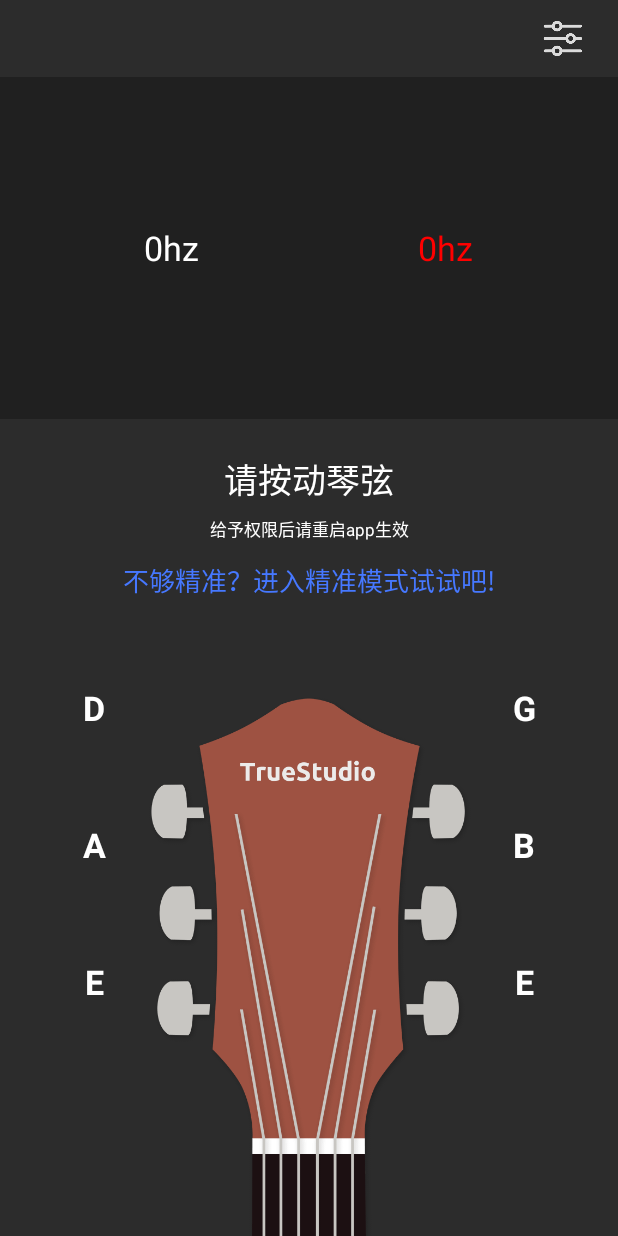
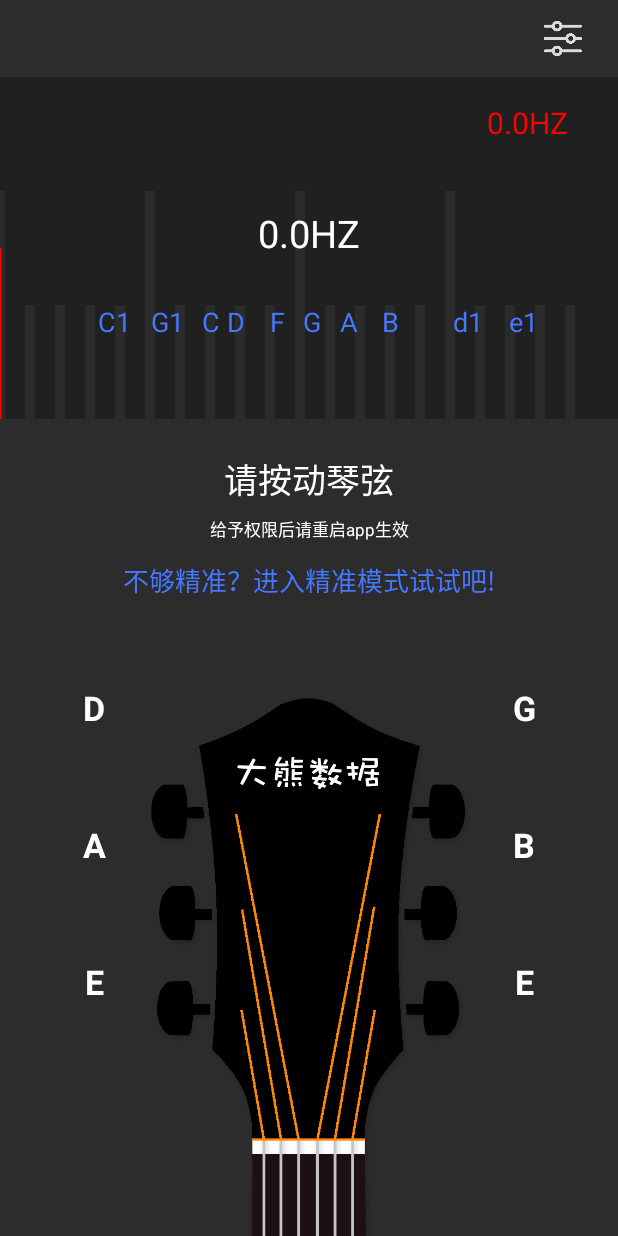
Before and after one commit to zouhuanxin/GuitarMusicApp, an Android app: the MainActivity screen opened directly, with no data from a screen before it, on a phone screen of 412 x 824 dp. Run offline under Robolectric (Android 15) with nearby library versions, the phone set to English and light mode, and no system bars; libraries missing offline, so code that uses them is left out: com.zhx.myrounded; plain views replace RoundedTextView; 19 statements that could not run were skipped.

Commit message:
更新组件

```diff
--- a/app/src/main/java/com/demo/guitarmusicapp/activity/MainActivity.java
+++ b/app/src/main/java/com/demo/guitarmusicapp/activity/MainActivity.java
@@ -21,12 +21,12 @@ import com.demo.guitarmusicapp.R;
 import com.demo.guitarmusicapp.util.NavigationManager;
 import com.demo.guitarmusicapp.util.PermissionUtils;
 import com.demo.guitarmusicapp.view.InstrumentChar;
+import com.demo.guitarmusicapp.view.InstrumentChar2;
 import com.zhx.myrounded.RoundedTextView;
 
 import java.math.BigDecimal;
 import java.util.ArrayList;
 import java.util.List;
-
 
 public class MainActivity extends AppCompatActivity implements View.OnClickListener {
     int frequency = 11025;
@@ -61,8 +61,7 @@ public class MainActivity extends AppCompatActivity implements View.OnClickListe
     public static MainActivity mainActivity = null;
     private LinearLayout mainGroup;
 
-    private List<Float> xAxisValues = new ArrayList<>();
-    private List<Float> yAxisValues = new ArrayList<>();
+    private InstrumentChar2 char2;
 
     // 每个device的初始化参数可能不同
     private void initAudioRecord() {
@@ -110,6 +109,7 @@ public class MainActivity extends AppCompatActivity implements View.OnClickListe
                         resultChar.updateView(new BigDecimal(frequency).setScale(4, BigDecimal.ROUND_HALF_UP).doubleValue());
                         double value = new BigDecimal(frequency).setScale(precision, BigDecimal.ROUND_HALF_UP).doubleValue();
                         result.setText(value + "HZ");
+                        char2.updateView(value);
                         if (checkFrequency(value, new BigDecimal(Eright).setScale(precision, BigDecimal.ROUND_HALF_UP).doubleValue())) {
                             t6.setBackgroundColor(Color.parseColor("#60ffffff"));
                         } else if (checkFrequency(value, new BigDecimal(B).setScale(precision, BigDecimal.ROUND_HALF_UP).doubleValue())) {
@@ -160,6 +160,7 @@ public class MainActivity extends AppCompatActivity implements View.OnClickListe
         resultChar = (InstrumentChar) findViewById(R.id.result_char);
         result2 = (TextView) findViewById(R.id.result2);
         closeAccurateModel = (TextView) findViewById(R.id.close_accurate_model);
+        char2 = (InstrumentChar2) findViewById(R.id.char2);
 
         reset.setOnClickListener(new View.OnClickListener() {
             @Override
@@ -217,31 +218,37 @@ public class MainActivity extends AppCompatActivity implements View.OnClickListe
                 value = String.valueOf(new BigDecimal(D).setScale(precision, BigDecimal.ROUND_HALF_UP).doubleValue());
                 Toast.makeText(MainActivity.this, value + "HZ", Toast.LENGTH_SHORT).show();
                 frequent.setText(value + "HZ");
+                char2.insertValues(Double.parseDouble(value));
                 break;
             case R.id.t2:
                 value = String.valueOf(new BigDecimal(G).setScale(precision, BigDecimal.ROUND_HALF_UP).doubleValue());
                 Toast.makeText(MainActivity.this, value + "HZ", Toast.LENGTH_SHORT).show();
                 frequent.setText(value + "HZ");
+                char2.insertValues(Double.parseDouble(value));
                 break;
             case R.id.t3:
                 value = String.valueOf(new BigDecimal(A).setScale(precision, BigDecimal.ROUND_HALF_UP).doubleValue());
                 Toast.makeText(MainActivity.this, A + "HZ", Toast.LENGTH_SHORT).show();
                 frequent.setText(value + "HZ");
+                char2.insertValues(Double.parseDouble(value));
                 break;
             case R.id.t4:
                 value = String.valueOf(new BigDecimal(B).setScale(precision, BigDecimal.ROUND_HALF_UP).doubleValue());
                 Toast.makeText(MainActivity.this, value + "HZ", Toast.LENGTH_SHORT).show();
                 frequent.setText(value + "HZ");
+                char2.insertValues(Double.parseDouble(value));
                 break;
             case R.id.t5:
                 value = String.valueOf(new BigDecimal(Eleft).setScale(precision, BigDecimal.ROUND_HALF_UP).doubleValue());
                 Toast.makeText(MainActivity.this, value + "HZ", Toast.LENGTH_SHORT).show();
                 frequent.setText(value + "HZ");
+                char2.insertValues(Double.parseDouble(value));
                 break;
             case R.id.t6:
                 value = String.valueOf(new BigDecimal(Eright).setScale(precision, BigDecimal.ROUND_HALF_UP).doubleValue());
                 Toast.makeText(MainActivity.this, value + "HZ", Toast.LENGTH_SHORT).show();
                 frequent.setText(value + "HZ");
+                char2.insertValues(Double.parseDouble(value));
                 break;
         }
     }
--- /dev/null
+++ b/app/src/main/java/com/demo/guitarmusicapp/view/InstrumentChar2.java
@@ -0,0 +1,156 @@
+package com.demo.guitarmusicapp.view;
+
+import android.content.Context;
+import android.graphics.Canvas;
+import android.graphics.Color;
+import android.graphics.Paint;
+import android.util.AttributeSet;
+import android.view.View;
+
+import androidx.annotation.Nullable;
+
+import com.demo.guitarmusicapp.util.ScreenUtil;
+
+import java.math.BigDecimal;
+import java.util.ArrayList;
+import java.util.List;
+
+public class InstrumentChar2 extends View {
+    private Context context;
+    private double value = 0;
+    private double value2 = 0;
+    private List<Scale> scales = new ArrayList<>();
+
+    public InstrumentChar2(Context context) {
+        this(context, null);
+    }
+
+    public InstrumentChar2(Context context, @Nullable AttributeSet attrs) {
+        super(context, attrs);
+        if (this.context == null) {
+            this.context = context;
+        }
+        init();
+    }
+
+    private void init() {
+        scales.add(new Scale("C1", 63.375));
+        //  scales.add(new Scale("E1", 82.372));
+        scales.add(new Scale("G1", 97.931));
+        //scales.add(new Scale("A1", 110.000));
+        scales.add(new Scale("C", 130.750));
+        scales.add(new Scale("D", 146.832));
+        scales.add(new Scale("F", 174.551));
+        scales.add(new Scale("G", 195.997));
+        scales.add(new Scale("A", 219.921));
+        scales.add(new Scale("B", 246.941));
+        scales.add(new Scale("d1", 293.400));
+        scales.add(new Scale("e1", 329.627));
+    }
+
+    public void updateView(double value) {
+        this.value2 = value;
+        invalidate();
+    }
+
+    public void insertValues(double value) {
+        this.value = value;
+        invalidate();
+    }
+
+    @Override
+    protected void onDraw(Canvas canvas) {
+        super.onDraw(canvas);
+        Paint paint = new Paint();
+        paint.setColor(Color.parseColor("#2b2b2b"));
+        paint.setStrokeWidth(10);
+        int intervalW = getWidth() / 20;
+        for (int i = 0; i < 20; i++) {
+            if (i % 5 == 0) {
+                canvas.drawLine(intervalW * i, getHeight(), intervalW * i, (getHeight() / 3), paint);
+            } else {
+                canvas.drawLine(intervalW * i, getHeight(), intervalW * i, (getHeight() / 3 * 2), paint);
+            }
+        }
+        paint.setColor(Color.parseColor("#ff0000"));
+        paint.setStrokeWidth(3);
+        float displacement2 = (float) (getWidth() * div(value2, 400.00, 1));
+        canvas.drawLine(displacement2, getHeight(), displacement2, getHeight() / 2, paint);
+        //写字
+        paint.setColor(Color.parseColor("#ffffff"));
+        paint.setStrokeWidth(3);
+        paint.setTextSize(ScreenUtil.dip2px(context, 25));
+        canvas.drawText(value2 + "HZ", getWidth() / 2 - getTextWidth(paint, value2 + "HZ") / 2, getHeight() / 2, paint);
+        //画各个音阶
+        //C1:63.375 E1:82.3725 G1:97.93175 A1:110.0000 C:130.75 D:146.8324 F:174.5513 G = 195.9977
+        //A:219.9215 B = 246.9417 d1:293.4 e1:329.6276
+        for (int i = 0; i < scales.size(); i++) {
+            paint.setColor(Color.parseColor("#4678ff"));
+            paint.setStrokeWidth(3);
+            paint.setTextSize(ScreenUtil.dip2px(context, 18));
+            float x = (float) (getWidth() * div(scales.get(i).getB(), 400.00, 4));
+            canvas.drawText(scales.get(i).getA(), x, getHeight() / 4 * 3, paint);
+        }
+        //标准值
+        paint.setColor(Color.parseColor("#ff0000"));
+        paint.setStrokeWidth(3);
+        paint.setTextSize(ScreenUtil.dip2px(context, 20));
+        canvas.drawText(value + "HZ", getWidth() - getTextWidth(paint, value + "HZ") - 50, getHeight() / 6, paint);
+    }
+
+    /**
+     * 获取文本的宽度
+     *
+     * @param paint
+     * @param str
+     * @return
+     */
+    public static int getTextWidth(Paint paint, String str) {
+        int iRet = 0;
+        if (str != null && str.length() > 0) {
+            int len = str.length();
+            float[] widths = new float[len];
+            paint.getTextWidths(str, widths);
+            for (int j = 0; j < len; j++) {
+                iRet += (int) Math.ceil(widths[j]);
+            }
+        }
+        return iRet;
+    }
+
+    class Scale {
+        private String a;
+        private Double b;
+
+        public Scale(String a, Double b) {
+            this.a = a;
+            this.b = b;
+        }
+
+        public String getA() {
+            return a;
+        }
+
+        public void setA(String a) {
+            this.a = a;
+        }
+
+        public Double getB() {
+            return b;
+        }
+
+        public void setB(Double b) {
+            this.b = b;
+        }
+    }
+
+    public static double div(double v1, double v2, int scale) {
+        if (scale < 0) {
+            throw new IllegalArgumentException(
+                    "The scale must be a positive integer or zero");
+        }
+        BigDecimal b1 = new BigDecimal(Double.toString(v1));
+        BigDecimal b2 = new BigDecimal(Double.toString(v2));
+        return b1.divide(b2, scale, BigDecimal.ROUND_HALF_UP).doubleValue();
+    }
+}
--- a/app/src/main/res/layout/activity_main.xml
+++ b/app/src/main/res/layout/activity_main.xml
@@ -33,8 +33,15 @@
             android:layout_width="match_parent"
             android:layout_height="@dimen/dp_200">
 
+            <com.demo.guitarmusicapp.view.InstrumentChar2
+                android:id="@+id/char2"
+                android:layout_width="match_parent"
+                android:layout_height="match_parent">
+            </com.demo.guitarmusicapp.view.InstrumentChar2>
+
             <com.zhx.myrounded.RoundedTextView
                 android:id="@+id/result"
+                android:visibility="gone"
                 android:layout_width="wrap_content"
                 android:layout_height="wrap_content"
                 android:layout_gravity="center"
@@ -50,6 +57,7 @@
 
             <com.zhx.myrounded.RoundedTextView
                 android:id="@+id/frequent"
+                android:visibility="gone"
                 android:layout_width="wrap_content"
                 android:layout_height="wrap_content"
                 android:layout_gravity="center"
@@ -60,7 +68,9 @@
                 android:padding="@dimen/dp_30"
                 app:rStrokeColor="#ffffff"
                 app:rStrokeWidth="@dimen/dp_1"
-                android:textSize="@dimen/sp_20"></com.zhx.myrounded.RoundedTextView>
+                android:textSize="@dimen/sp_20">
+            </com.zhx.myrounded.RoundedTextView>
+
         </FrameLayout>
 
         <TextView
@@ -217,7 +227,8 @@
                 android:layout_gravity="center|bottom"
                 android:layout_width="wrap_content"
                 android:layout_height="wrap_content"
-                android:src="@mipmap/icon_guitar_head"></ImageView>
+                android:src="@mipmap/icon_guitar_head2">
+            </ImageView>
         </FrameLayout>
     </LinearLayout>
 
--- a/app/tinker-support.gradle
+++ b/app/tinker-support.gradle
@@ -5,7 +5,7 @@ def bakPath = file("${buildDir}/bakApk/")
 /**
  * 此处填写每次构建生成的基准包目录
  */
-def baseApkDir = "app-0212-16-46-32"
+def baseApkDir = "app-0301-11-22-12"
 
 /**
  * 对于插件各参kk数的详细解析请参考
```
Also changed, not shown: app/src/main/res/mipmap-hdpi/icon_guitar_head2.png (added).
